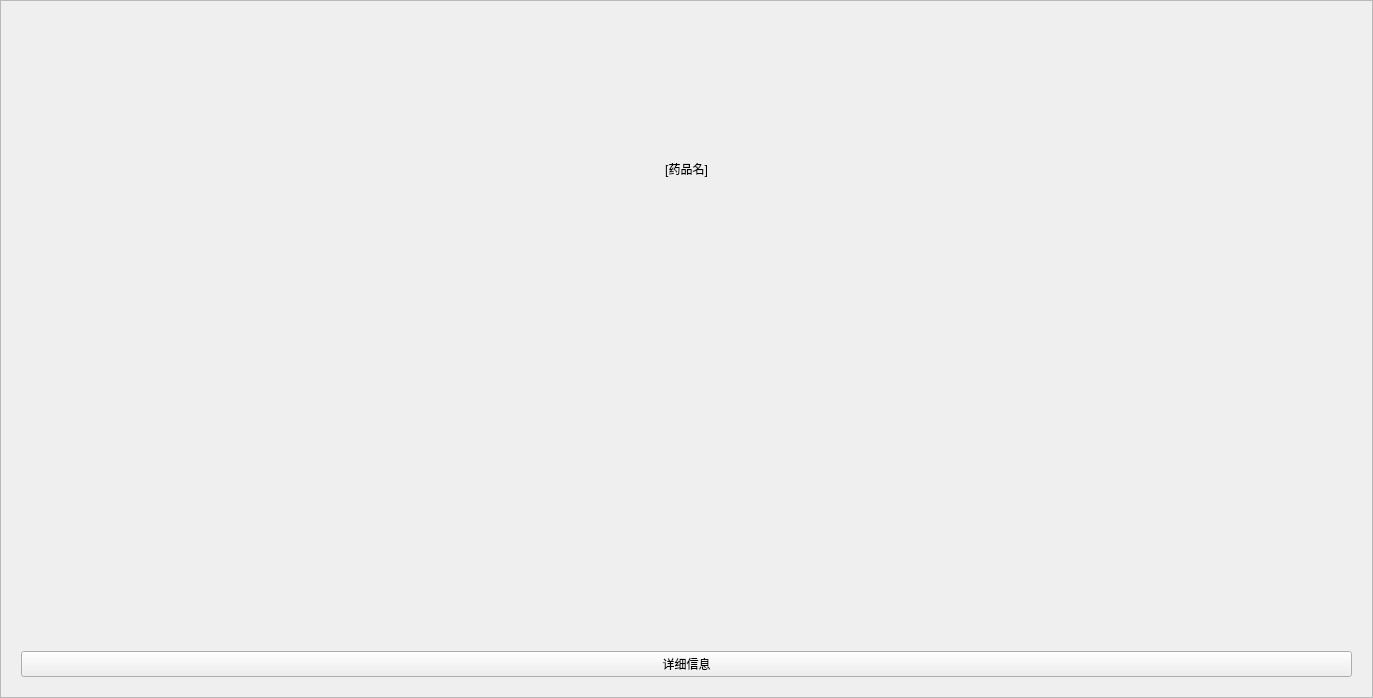
laonuo2004/cpp-qt-medical-system, file code/patient/drugcard.ui: the form before one commit.
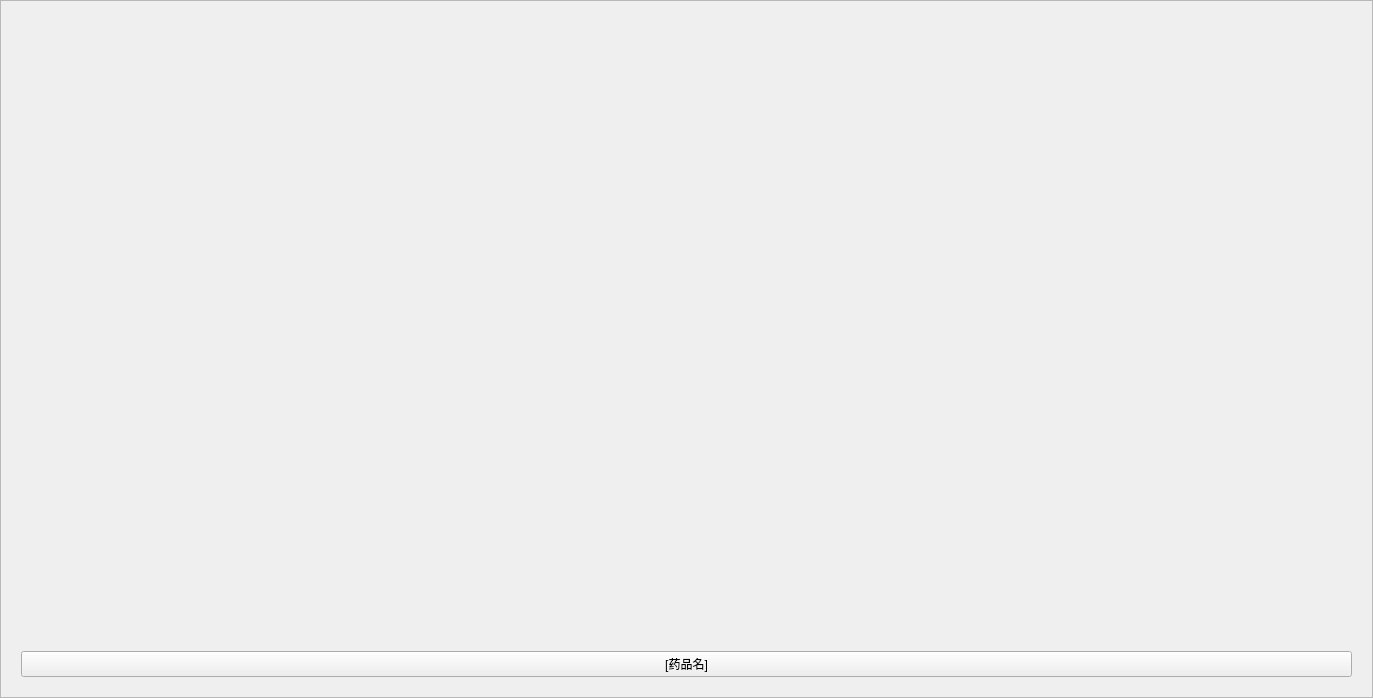
The form after the commit. Icons and pictures are not drawn.

Diff of the .ui file:
```diff
--- a/code/patient/drugcard.ui
+++ b/code/patient/drugcard.ui
@@ -69,14 +69,19 @@
        <number>20</number>
       </property>
       <item>
-       <widget class="QLabel" name="DrugNameLabel">
-        <property name="text">
-         <string>[药品名]</string>
-        </property>
-        <property name="alignment">
-         <set>Qt::AlignCenter</set>
-        </property>
-       </widget>
+       <layout class="QHBoxLayout" name="horizontalLayout">
+        <item>
+         <spacer name="horizontalSpacer">
+          <property name="orientation">
+           <enum>Qt::Horizontal</enum>
+          </property>
+          <property name="sizeHint" stdset="0">
+           <size>
+            <width>40</width>
+            <height>20</height>
+           </size>
+          </property>
+         </spacer>
       </item>
       <item>
        <widget class="QLabel" name="Photo">
@@ -101,9 +106,24 @@
        </widget>
       </item>
       <item>
+         <spacer name="horizontalSpacer_2">
+          <property name="orientation">
+           <enum>Qt::Horizontal</enum>
+          </property>
+          <property name="sizeHint" stdset="0">
+           <size>
+            <width>40</width>
+            <height>20</height>
+           </size>
+          </property>
+         </spacer>
+        </item>
+       </layout>
+      </item>
+      <item>
        <widget class="QPushButton" name="DetailBtn">
         <property name="text">
-         <string>详细信息</string>
+         <string>[药品名]</string>
         </property>
        </widget>
       </item>
```
Left out of the diff: 2 changed lines with no effect on the pictures. Lines whose indentation alone changed are shown as unchanged.
